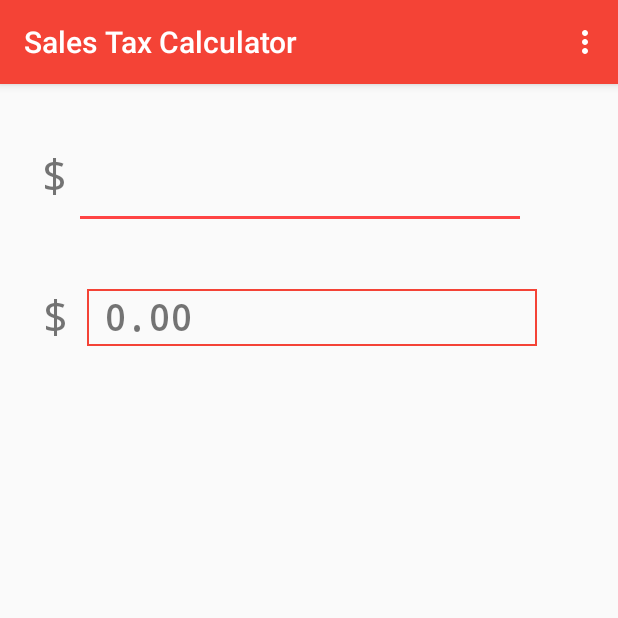
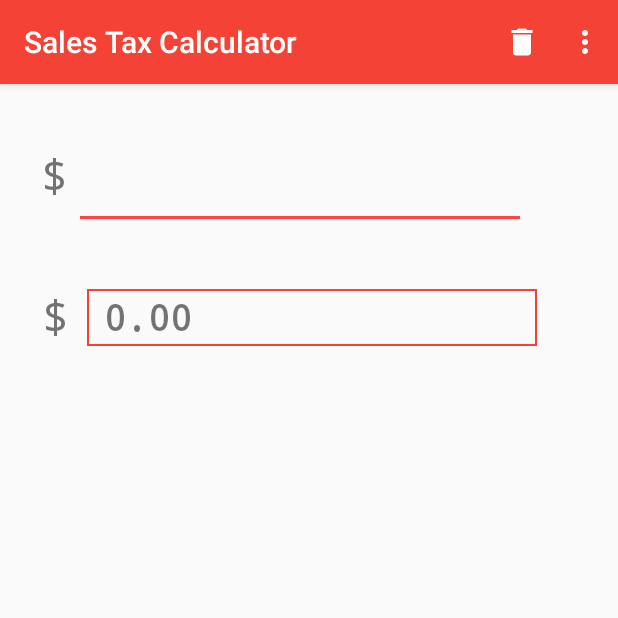
Before and after one commit to teddy-gustiaux/canadian-sales-tax-calculator, an Android app: the screen it shows after launch (MainActivity), on a phone screen of 412 x 824 dp, the top half of it. Run offline under Robolectric (Android 15) with nearby library versions, the phone set to English and light mode, and no system bars.

Commit message:
Added a clear button

```diff
--- /dev/null
+++ b/app/src/main/res/drawable/delete.xml
@@ -0,0 +1,9 @@
+<vector xmlns:android="http://schemas.android.com/apk/res/android"
+        android:width="24dp"
+        android:height="24dp"
+        android:viewportWidth="24.0"
+        android:viewportHeight="24.0">
+    <path
+        android:fillColor="#ffffff"
+        android:pathData="M6,19c0,1.1 0.9,2 2,2h8c1.1,0 2,-0.9 2,-2V7H6v12zM19,4h-3.5l-1,-1h-5l-1,1H5v2h14V4z"/>
+</vector>
--- a/app/src/main/res/menu/menu_main.xml
+++ b/app/src/main/res/menu/menu_main.xml
@@ -2,6 +2,13 @@
     xmlns:app="http://schemas.android.com/apk/res-auto"
     xmlns:tools="http://schemas.android.com/tools"
     tools:context="com.gustiaux.canadiansalestaxcalculator.MainActivity">
+    <!-- "Mark Favorite", should appear as action button if possible -->
+    <item
+        android:id="@+id/action_clear"
+        android:icon="@drawable/delete"
+        android:title="@string/clear_button"
+        app:showAsAction="always"/>
+    <!-- Settings, should always be in the overflow -->
     <item
         android:id="@+id/action_settings"
         android:orderInCategory="100"
--- a/app/src/main/res/values/strings.xml
+++ b/app/src/main/res/values/strings.xml
@@ -7,4 +7,5 @@
     <string name="default_result">"0.00"</string>
     <string name="input_too_long">"This item is probably too expensive..."</string>
     <string name="dollarSign">$</string>
+    <string name="clear_button">Clear</string>
 </resources>
```
Also changed, not shown: app/src/main/java/com/gustiaux/canadiansalestaxcalculator/MainActivity.java (+13 -6 lines).
